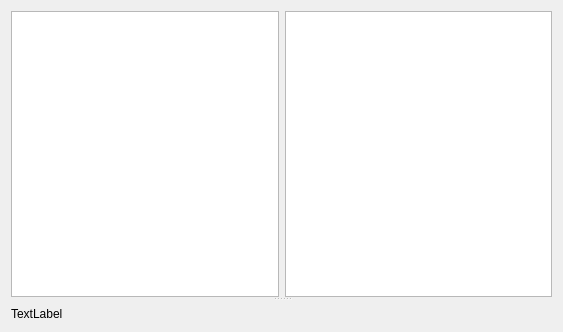
This is pages/pageappbalance.ui in vedderb/vesc_tool as Qt 5 draws it before an edit. The edited form follows.
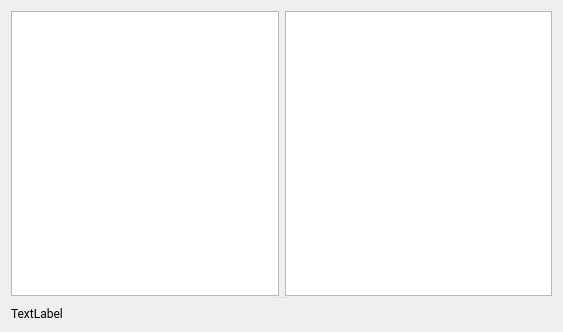
This is the edited form. Custom widgets are drawn as their Qt base class.

Commit message: Changed Font and added CAN navigator

Diff of the .ui file:
```diff
--- a/pages/pageappbalance.ui
+++ b/pages/pageappbalance.ui
@@ -16,6 +16,11 @@
     <verstretch>0</verstretch>
    </sizepolicy>
   </property>
+  <property name="font">
+   <font>
+    <family>Roboto</family>
+   </font>
+  </property>
   <property name="windowTitle">
    <string>Form</string>
   </property>
```
The commit also changes 30 other files.
